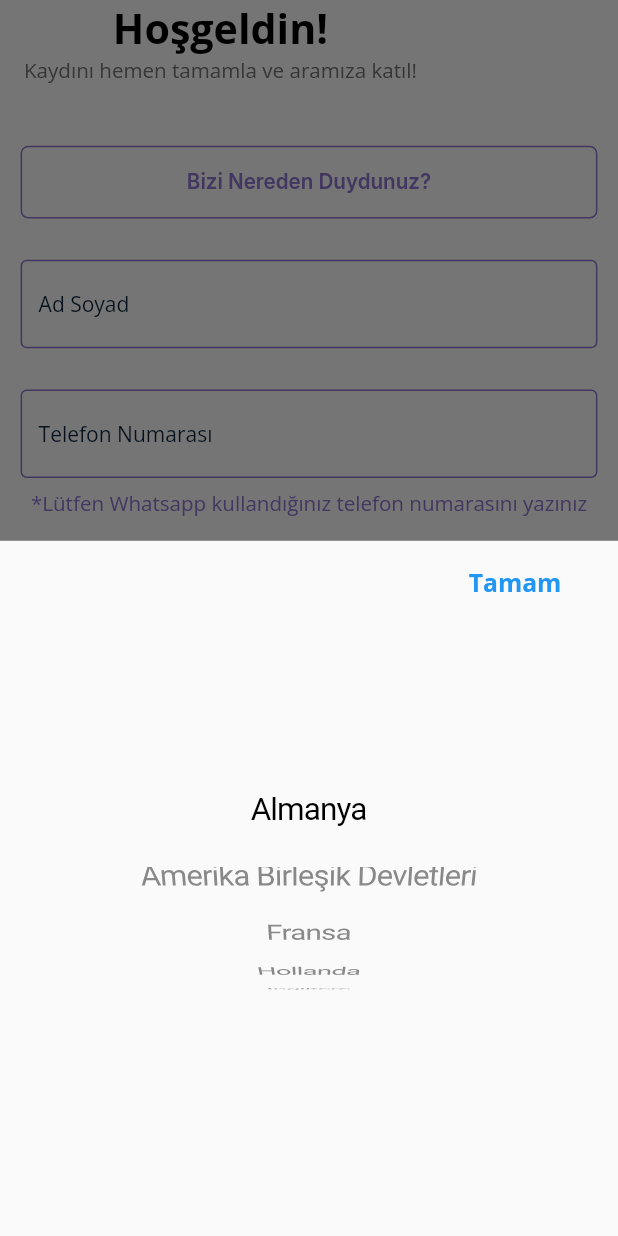
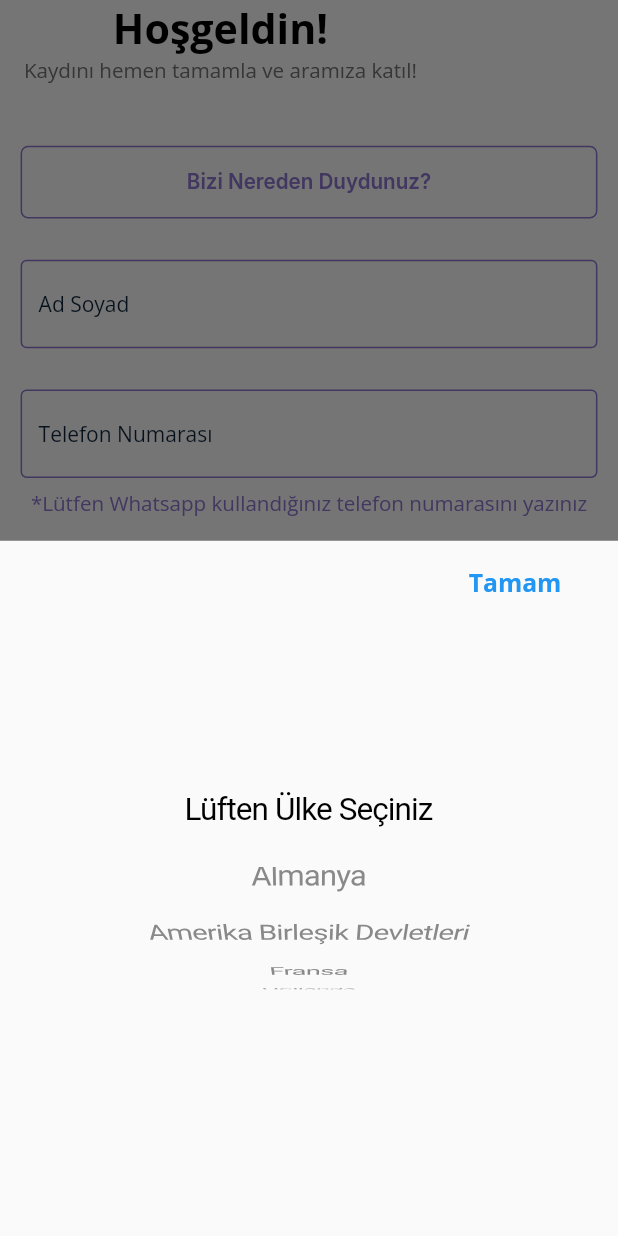
Before and after one commit to anilerenergin/greaTR, a Flutter app: the NewRegister screen opened directly, after a tap on "Lütfen Ülke Seçin", on a phone screen of 412 x 824 dp. Run offline on Flutter 3.47's test engine with Material 2 defaults, Android fonts, the phone set to English and light mode, and no system bars; drawn by our look-alikes of getwidget; our stand-ins replace awesome_notifications, bubble, cached_network_image, carousel_slider, cloud_firestore, date_format and 18 more; missing offline and left inert: algolia, flutter_pdfview, onesignal_flutter, slugify, translator; accounts and stored records are empty.

```diff
--- a/lib/constants.dart
+++ b/lib/constants.dart
@@ -101,6 +101,7 @@ const kMessageContainerDecoration = BoxDecoration(
 );
 
 List<String> countryList = [
+  'Lüften Ülke Seçiniz',
   'Almanya',
   'Amerika Birleşik Devletleri',
   'Fransa',
@@ -112,6 +113,7 @@ List<String> countryList = [
 ];
 
 List<String> majors = [
+  "Lütfen Bölüm Seçiniz",
   "Sosyal Bilimler",
   "Sanat - Dizayn",
   "Tıp - Sağlık",
@@ -129,6 +131,7 @@ List<String> majors = [
 
 Map<String, List<String>> cityList = {
   'Amerika Birleşik Devletleri': [
+    'Şehir Seçiniz',
     'Chicago',
     'Boston',
     'New York',
@@ -138,6 +141,7 @@ Map<String, List<String>> cityList = {
     'Diğer',
   ],
   'Almanya': [
+    'Şehir Seçiniz',
     'Aachen',
     'Berlin',
     'Heidelberg',
@@ -150,6 +154,7 @@ Map<String, List<String>> cityList = {
     'Diğer',
   ],
   'İngiltere': [
+    'Şehir Seçiniz',
     'Manchester',
     'Londra',
     'Birmingham',
@@ -163,18 +168,20 @@ Map<String, List<String>> cityList = {
     'Diğer',
   ],
   "İtalya":[
+    'Şehir Seçiniz',
     "Milano",
 		"Roma",
 		"Bologna",
 		"Padova",
     'Diğer',
   ],
-  'Hollanda': ['Amsterdam', 'Rotterdam', 'Maastricht','Diğer',],
-  'Fransa': ['Paris', 'Lille', 'Strasbourg', 'Lyon', 'Montpellier', 'Toulouse','Diğer',],
-  'Kanada': ['Montreal', 'Vancouver', 'Toronto','Diğer',]
+  'Hollanda': ['Şehir Seçiniz','Amsterdam', 'Rotterdam', 'Maastricht','Diğer',],
+  'Fransa': ['Şehir Seçiniz','Paris', 'Lille', 'Strasbourg', 'Lyon', 'Montpellier', 'Toulouse','Diğer',],
+  'Kanada': ['Şehir Seçiniz','Montreal', 'Vancouver', 'Toronto','Diğer',]
 };
 Map<String, List<String>> universityList={
 "Vancouver":[
+  "Lütfen Üniversite Seçiniz",
   "University of British Columbia",
 "Simon Fraser University" ,
 "Capilano University" ,
@@ -187,6 +194,7 @@ Map<String, List<String>> universityList={
 "Diğer"
 ],
 "Toronto":[
+  "Lütfen Üniversite Seçiniz",
   "University of Toronto",
 "University of Waterloo",
 "Ryerson University",
@@ -196,6 +204,7 @@ Map<String, List<String>> universityList={
 "Diğer"
 ],
 "Montreal":[
+  "Lütfen Üniversite Seçiniz",
 "McGill University",
 "Concordia University",
 "HEC Montréal",
@@ -204,16 +213,19 @@ Map<String, List<String>> universityList={
 "Diğer"
 ],
 "Roma":[
+  "Lütfen Üniversite Seçiniz",
   "Universita di Roma Sapienza",
 "Universita di Roma Tre",
 "Universita degli Studi di Roma tor Vergata",
 "Diğer"
 ],
 "Padova":[
+  "Lütfen Üniversite Seçiniz",
   "University of Padua",
   "Diğer"
 ],
 "Milano":[
+  "Lütfen Üniversite Seçiniz",
   "Universitâ Bocconi",
 "Universita Cattolica",
 "Nuova Accademia di Belle Arti",
@@ -227,6 +239,7 @@ Map<String, List<String>> universityList={
 
 ],
 "Bologna":[
+  "Lütfen Üniversite Seçiniz",
   "Bologna Üniversitesi ",
 "Johns Hopkins Üniversitesi",
 "Accademia di Belle Arti Bologna",
@@ -234,9 +247,11 @@ Map<String, List<String>> universityList={
 "Diğer"
 ],
 "Madrid":[
+  "Lütfen Üniversite Seçiniz",
 "Diğer"
 ],
 "Barselona":[
+  "Lütfen Üniversite Seçiniz",
  "University of Barcelona",
 "Polytechnic University of Catalonia",
 "Universitat Oberta de Catalunya",
@@ -244,22 +259,26 @@ Map<String, List<String>> universityList={
 "Diğer"
 ],
 "Sheffield":[
+  "Lütfen Üniversite Seçiniz",
   "University of Sheffield",
 "Sheffield Hallam University",
 "The Sheffield College",
 "Diğer"
 ],
 "Oxford":[
+  "Lütfen Üniversite Seçiniz",
 "Oxford",
 "Diğer"
 ],
 "Nottingham":[
+  "Lütfen Üniversite Seçiniz",
   "University of Nottingham",
 "Nottingham Trent Unversity" ,
 "Nottingham College",
 "Diğer"
 ],
 "Manchester":[
+  "Lütfen Üniversite Seçiniz",
   "University of Manchester",
 "Salford University",
 "Manchester Metropolitan University",
@@ -268,6 +287,7 @@ Map<String, List<String>> universityList={
 
 ],
 "Londra":[
+  "Lütfen Üniversite Seçiniz",
   "University College London",
 "London School of Economics",
 "Imperial College London",
@@ -280,20 +300,24 @@ Map<String, List<String>> universityList={
 "Diğer"
 ],
 "Kent":[
+  "Lütfen Üniversite Seçiniz",
 "Diğer"
 ],
 "Durham":[
+  "Lütfen Üniversite Seçiniz",
   "Durham University"
   "Diğer"
 
 ],
 "Coventry":[
+  "Lütfen Üniversite Seçiniz",
   "Coventry University",
 "University of Warwick",
 "Diğer"
 
 ],
 "Birmingham":[
+  "Lütfen Üniversite Seçiniz",
  "University Of Birmingham",
 "Birmingham City University",
 "University College Birmingham",
@@ -302,6 +326,7 @@ Map<String, List<String>> universityList={
 "Diğer"
 ],
 "Bath": [
+  "Lütfen Üniversite Seçiniz",
  " Bath Spa University",
 "University of Bath",
 "Bath College",
@@ -309,12 +334,14 @@ Map<String, List<String>> universityList={
 
 ],
 "Twente":[
+  "Lütfen Üniversite Seçiniz",
  " University of Twente",
 "Hogeschool Saxion",
 "Diğer"
 
 ],
 "Tilburg":[
+  "Lütfen Üniversite Seçiniz",
   "Tilburg University",
 "Fontys Hogeschool Tilburg",
 "Fontys School of Arts",
@@ -322,6 +349,7 @@ Map<String, List<String>> universityList={
 "Diğer"
 ],
 "Rotterdam":[
+  "Lütfen Üniversite Seçiniz",
   "Erasmus University Rotterdam",
 "Rotterdam University of Applied Sciences (Hogeschool Rotterdam)",
 "Islamic University of Rotterdam",
@@ -331,6 +359,7 @@ Map<String, List<String>> universityList={
 
 ],
 "Maastrich":[
+  "Lütfen Üniversite Seçiniz",
   "Maastricht University",
 "UCM (University College Maastricht)",
 "Hotel Management School",
@@ -339,12 +368,14 @@ Map<String, List<String>> universityList={
 
 ],
 "Leiden":[
+  "Lütfen Üniversite Seçiniz",
  " Leiden University",
 "Hogeschool Leiden",
 "Diğer"
 
 ],
 "Eindhoven":[
+  "Lütfen Üniversite Seçiniz",
   "Eindhoven University of Technology",
 "Fontys Eindhoven",
 "Design Academy Eindhoven",
@@ -352,6 +383,7 @@ Map<String, List<String>> universityList={
 
 ],
 "Delft":[
+  "Lütfen Üniversite Seçiniz",
   "TU Delft",
 "Inholland University of Applied Sciences",
 "The Hague University of Applied Sciences",
@@ -359,6 +391,7 @@ Map<String, List<String>> universityList={
 
 ],
 "Amsterdam":[
+  "Lütfen Üniversite Seçiniz",
   "University of Amsterdam",
 "Vrije Universiteit",
 "Amsterdam University College",
@@ -367,6 +400,7 @@ Map<String, List<String>> universityList={
 
 ],
 "Touluse":[
+  "Lütfen Üniversite Seçiniz",
  "Université Toulouse I Capitole",
 "Université Toulouse II Jean Jaurès",
 "Université Toulouse III Paul Sabatier",
@@ -383,6 +417,7 @@ Map<String, List<String>> universityList={
 
 ],
 "Strasbourg":[
+  "Lütfen Üniversite Seçiniz",
   "Université de Strasbourg ( UNISTRA )",
 "Science Po Strasbourg ",
 "Insa",
@@ -390,6 +425,7 @@ Map<String, List<String>> universityList={
 
 ],
 "Paris":[
+  "Lütfen Üniversite Seçiniz",
 "Université Panthéon-Sorbonne - Paris 1",
 "Université Panthéon-Assas - Paris 2",
 "Université Sorbonne Nouvelle- Paris 3",
@@ -419,18 +455,22 @@ Map<String, List<String>> universityList={
 "Diğer"
 ],
 "Los Angeles":[
+  "Lütfen Üniversite Seçiniz",
 "Diğer"
 ],
 "Rhode Islands":[
+  "Lütfen Üniversite Seçiniz",
 "Diğer"
 ],
 "Montpeiller":[
+  "Lütfen Üniversite Seçiniz",
 "Université de Montpellier",
 "Université Paul Valéry",
 "École Nationale Supérieure d'Architecture de Montpellier (ENSAM)",
 "Diğer"
 ],
 "Lyon":[
+  "Lütfen Üniversite Seçiniz",
   "Université Lumiere Lyon 2",
 "Université Jean Moulin Lyon 3",
 "Institut National des Sciences Appliquées de Lyon",
@@ -444,6 +484,7 @@ Map<String, List<String>> universityList={
 
 ],
 "Lille":[
+  "Lütfen Üniversite Seçiniz",
 "Université Catholique de Lille",
 "Université de Lille",
 "SKEMA Business School",
@@ -469,9 +510,11 @@ Map<String, List<String>> universityList={
 "Diğer"
 ],
 "Bordeaux":[
+  "Lütfen Üniversite Seçiniz",
 "Diğer"
 ],
 "Washington":[
+  "Lütfen Üniversite Seçiniz",
 "Georgetown University",
 "George Washington University",
 "American University",
@@ -484,6 +527,7 @@ Map<String, List<String>> universityList={
 "Diğer"
 ],
 "New York":[
+  "Lütfen Üniversite Seçiniz",
 "New York University",
 "Columbia University",
 "The New School",
@@ -493,6 +537,7 @@ Map<String, List<String>> universityList={
 "Diğer"
 ],
 "Chicago":[
+  "Lütfen Üniversite Seçiniz",
 "The University of Chicago",
 "Northwestern University",
 "Illinois Institute of Technology",
@@ -501,6 +546,7 @@ Map<String, List<String>> universityList={
 "Diğer"
 ],
 "Boston":[
+  "Lütfen Üniversite Seçiniz",
 "Northeastern University",
 "Tufts University",
 "Harvard University",
@@ -543,6 +589,7 @@ Map<String, List<String>> universityList={
 "Diğer"
 ],
 "Münih":[
+  "Lütfen Üniversite Seçiniz",
 "Technische Universität München",
 "Ludwig-Maximilians-Universität",
 "Hochschule für angewandte Wissenschaften München",
@@ -551,18 +598,23 @@ Map<String, List<String>> universityList={
 
 ],
 "Würzburg":[
+  "Lütfen Üniversite Seçiniz",
 "Diğer"
 ],
 "Schweinfurt":[
+  "Lütfen Üniversite Seçiniz",
 "Diğer"
 ],
 "Bremen":[
+  "Lütfen Üniversite Seçiniz",
 "Diğer"
 ],
 "Nürnberg":[
+  "Lütfen Üniversite Seçiniz",
 "Diğer"
 ],
 "Karlsruhe":[
+  "Lütfen Üniversite Seçiniz",
 "Duale Hochschule Baden-Württemberg Karlsruhe",
 "EC Europa Campus",
 "FernUniversität in Hagen - Regionalzentrum Karlsruhe",
@@ -578,12 +630,14 @@ Map<String, List<String>> universityList={
 "Diğer"
 ],
 "Heidelberg":[
+  "Lütfen Üniversite Seçiniz",
 "Ruprecht-Karls-Universität, Heidelberg",
 "Pädagogische Hochschule Heidelberg (Eğitim Fakültesi)",
 "Diğer"
 
 ],
 "Hamburg":[
+  "Lütfen Üniversite Seçiniz",
 "TU Hamburg",
 "Universität Hamburg",
 "Bucerius Law School",
@@ -592,9 +646,11 @@ Map<String, List<String>> universityList={
 
 ],
 "Erlangen":[
+  "Lütfen Üniversite Seçiniz",
 "Diğer"
 ],
 "Berlin":[
+  "Lütfen Üniversite Seçiniz",
 "TU Hamburg",
 "Universität Hamburg",
 "Bucerius Law School",
@@ -603,6 +659,7 @@ Map<String, List<String>> universityList={
 
 ],
 "Aachen":[
+  "Lütfen Üniversite Seçiniz",
 "RWTH Aachen",
 "FH Aachen",
 "Diğer"
--- a/lib/main.dart
+++ b/lib/main.dart
@@ -159,11 +159,7 @@ class _MyAppState extends State<MyApp> {
       debugShowCheckedModeBanner: false,
       title: 'Greatr',
       theme: whiteTheme,
-      home:widget.logged != null
-          ? SplashScreen(
-              notificationReceived: notif,
-            )
-          : Onboarding(),
+      home:NewRegister(rooms: [],),
     );
   }
 }
```
